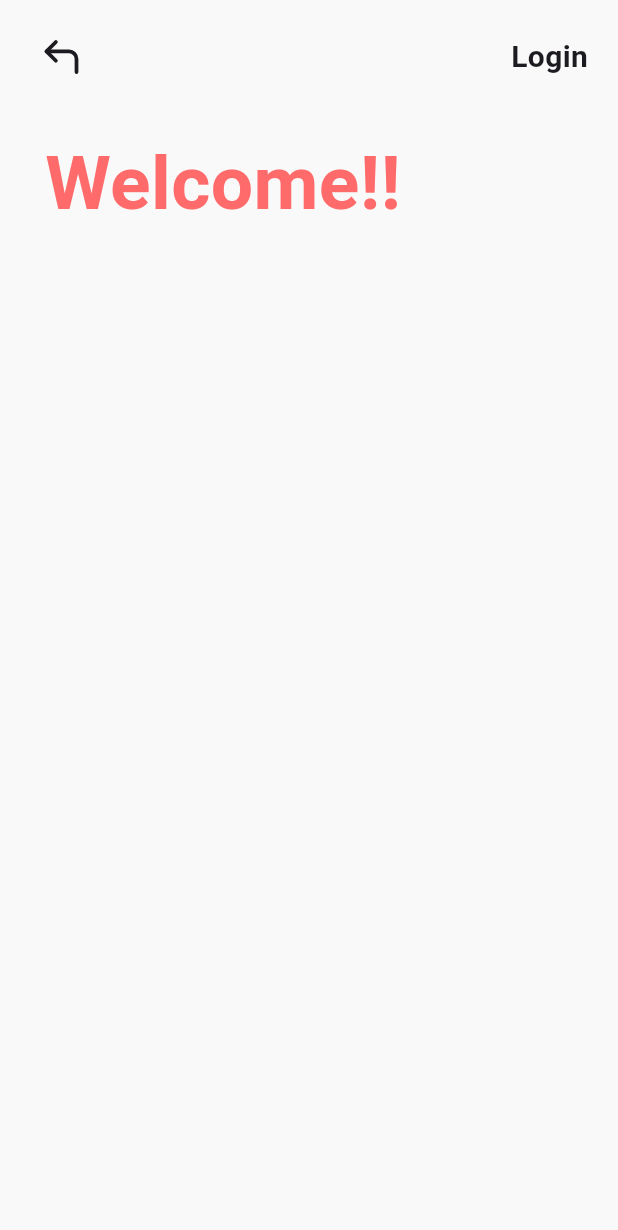
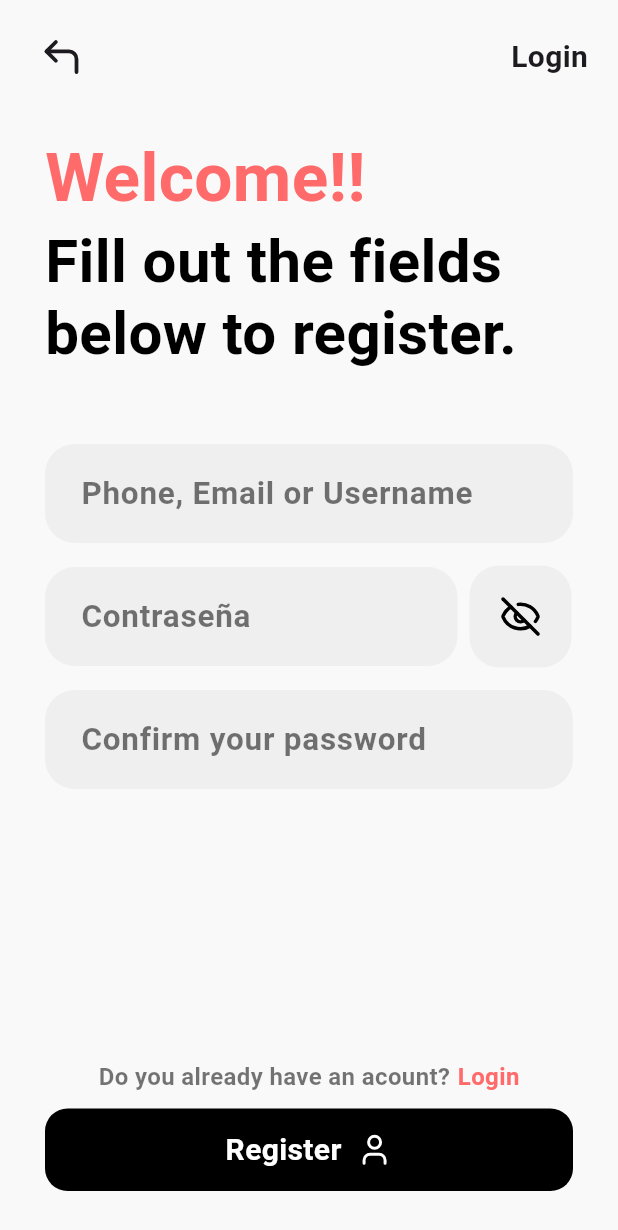
Before and after one commit to Ye1der/BookFlix, a Flutter app: the Register screen opened by its route, on a phone screen of 412 x 824 dp. Shown: the top 1230 px of the screen. Run offline on Flutter 3.47's test engine with Material 3 defaults, Android fonts, the phone set to English and light mode, and no system bars; our stand-ins replace flutter_svg, go_router, lucide_icons.

Commit message:
add register screen

```diff
--- a/lib/main.dart
+++ b/lib/main.dart
@@ -27,6 +27,8 @@ class Root extends StatefulWidget {
 class _Root extends State<Root> with RouterMixin {
   @override
   Widget build(BuildContext context) {
-    return MaterialApp.router(routerConfig: router);
+    return MaterialApp.router(
+      debugShowCheckedModeBanner: false,
+      routerConfig: router);
   }
 }
--- a/lib/not_found.dart
+++ b/lib/not_found.dart
@@ -10,36 +10,46 @@ class NotFound extends StatelessWidget {
   Widget build(BuildContext context) {
     return Scaffold(
         body: Center(
-            child: Column(
-                crossAxisAlignment: CrossAxisAlignment.start,
-                mainAxisAlignment: MainAxisAlignment.center,
+            child: Stack(
+              alignment: Alignment.center,
               children: [
-          Container(
-              decoration: const BoxDecoration(boxShadow: [
+                Opacity(
+                  opacity: 0.2,
+                  child: Container(
+                      decoration: BoxDecoration(
+                        borderRadius: BorderRadius.circular(500),
+                        boxShadow: const [
                         BoxShadow(
                           color: CustomColors.red,
-                  spreadRadius: 0,
+                          spreadRadius: 100,
                           blurRadius: 100,
                         )
                       ]),
                       child: const Text('404',
                           style: TextStyle(
-                      fontSize: 60.0,
+                              fontSize: 100.0,
                               fontWeight: FontWeight.bold,
-                      color: CustomColors.red))),
+                              color: Colors.white54))
+                  ),
+                ),
                 const Text('Page not found',
                     style: TextStyle(
                       color: Colors.black,
                       fontSize: 30.0,
                       fontWeight: FontWeight.bold,
                     )),
-          CustomButton(
+                Transform.translate(
+                  offset: const Offset(0, 80),
+                  child: CustomButton(
                     text: 'Go Home',
                     icon: const Icon(LucideIcons.arrowUpRight, color: Colors.white),
                     onTap: () {
 
                     }
                   )
-        ])));
+                )
+              ]
+            )
+        ));
   }
 }
--- a/lib/router.dart
+++ b/lib/router.dart
@@ -1,3 +1,4 @@
+import 'package:book_flix/ui/screens/login/login_screen.dart';
 import 'package:flutter/material.dart';
 import './main.dart';
 import 'package:go_router/go_router.dart';
@@ -17,7 +18,8 @@ mixin RouterMixin on State<Root> {
             final params = state.pathParameters;
             print(params); // Parametros de la url
             return Register();
-          })
+          }),
+      GoRoute(path: '/login', builder:(_, __) => const Login())
   ]);
 
   GoRouter get router => _router;
--- /dev/null
+++ b/lib/ui/screens/login/login_screen.dart
@@ -0,0 +1,10 @@
+import 'package:flutter/material.dart';
+
+class Login extends StatelessWidget {
+  const Login({super.key});
+
+  @override
+  Widget build(BuildContext context) {
+    return Scaffold(appBar: AppBar(title: const Text('Login')));
+  }
+}
--- /dev/null
+++ b/lib/ui/screens/register/my_form.dart
@@ -0,0 +1,115 @@
+import 'package:book_flix/utils/colors/global_colors.dart';
+import 'package:book_flix/utils/widgets/custom_button.dart';
+import 'package:flutter/material.dart';
+import 'package:lucide_icons/lucide_icons.dart';
+
+class MyForm extends StatefulWidget {
+  MyForm({super.key});
+
+  @override
+  _Form createState() => _Form();
+}
+
+class _Form extends State<MyForm> {
+  final TextEditingController _user = TextEditingController();
+  final TextEditingController _password = TextEditingController();
+  final TextEditingController _confirmPassword = TextEditingController();
+  bool _showPssword = false;
+  double _sizeBox = 0;
+
+  @override
+  void dispose() {
+    _user.dispose();
+    _password.dispose();
+    super.dispose();
+  }
+
+  void _handlePasswordVisibility() {
+    setState(() {
+      _showPssword = !_showPssword;
+      _sizeBox = _showPssword ? 68.0 : 0;
+    });
+  }
+
+  @override
+  Widget build(BuildContext context) {
+    return Column(children: [
+      _CustomInput(controller: _user, placeholder: 'Phone, Email or Username'),
+      const SizedBox(height: 15.0),
+      Row(children: [
+        SizedBox(
+          width: 275.0,
+          child: _CustomInput(
+              controller: _password,
+              placeholder: 'Contraseña',
+              password: !_showPssword),
+        ),
+        const SizedBox(width: 8.0),
+        GestureDetector(
+            onTap: _handlePasswordVisibility,
+            child: Stack(alignment: Alignment.center, children: [
+              Container(
+                  height: 68.0,
+                  width: 68.0,
+                  decoration: BoxDecoration(
+                      color: const Color(0xFFEFEFEF),
+                      borderRadius: BorderRadius.circular(20.0))),
+              AnimatedContainer(
+                  duration: const Duration(milliseconds: 200),
+                  curve: Curves.easeInOut,
+                  height: _sizeBox,
+                  width: _sizeBox,
+                  decoration: BoxDecoration(
+                      color: CustomColors.red,
+                      borderRadius: BorderRadius.circular(20.0))),
+              Icon(
+                _showPssword ? LucideIcons.eye : LucideIcons.eyeOff,
+                size: 28.0,
+                color: _showPssword ? Colors.white : Colors.black
+              )
+            ]))
+      ]),
+      const SizedBox(height: 15.0),
+      _CustomInput(controller: _confirmPassword, placeholder: 'Confirm your password')
+    ]);
+  }
+}
+
+class _CustomInput extends StatelessWidget {
+  final TextEditingController controller;
+  final String placeholder;
+  final bool password;
+
+  const _CustomInput(
+      {required this.controller,
+      required this.placeholder,
+      this.password = false,
+      super.key});
+
+  @override
+  Widget build(BuildContext context) {
+    return TextField(
+      obscureText: password,
+      controller: controller,
+      cursorHeight: 22.0,
+      style: const TextStyle(
+          fontSize: 21.0, fontWeight: FontWeight.w600, color: Colors.black),
+      cursorColor: Colors.black,
+      decoration: InputDecoration(
+          hintText: placeholder,
+          hintStyle: const TextStyle(
+              fontSize: 21.0,
+              fontWeight: FontWeight.w600,
+              color: Colors.black54),
+          filled: true,
+          fillColor: const Color(0xFFEFEFEF),
+          border: OutlineInputBorder(
+              borderRadius: BorderRadius.circular(20.0),
+              borderSide: BorderSide.none),
+          contentPadding: const EdgeInsets.symmetric(
+            horizontal: 20.0,
+            vertical: 17.0,
+          )),
+    );
+  }
+}
--- a/lib/ui/screens/register/register_screen.dart
+++ b/lib/ui/screens/register/register_screen.dart
@@ -1,7 +1,8 @@
+import 'package:book_flix/ui/screens/register/my_form.dart';
 import 'package:flutter/material.dart';
+import 'package:go_router/go_router.dart';
 import 'package:lucide_icons/lucide_icons.dart';
 import 'package:book_flix/utils/widgets/custom_button.dart';
-import 'package:book_flix/utils/native_helper.dart';
 import 'package:book_flix/utils/colors/global_colors.dart';
 
 class Register extends StatelessWidget {
@@ -10,6 +11,7 @@ class Register extends StatelessWidget {
   @override
   Widget build(BuildContext context) {
     return Scaffold(
+        resizeToAvoidBottomInset: false,
         backgroundColor: CustomColors.background,
         appBar: AppBar(
             backgroundColor: CustomColors.background,
@@ -23,20 +25,63 @@ class Register extends StatelessWidget {
                     child: const Icon(LucideIcons.cornerUpLeft, size: 30.0))),
             actions: [
               Transform.translate(
-                offset: const Offset(-20, 10),
-                child: const Text('Login',
-                    style:
-                        TextStyle(fontSize: 20.0, fontWeight: FontWeight.bold)),
-              )
+                  offset: const Offset(-20, 10),
+                  child: GestureDetector(
+                    onTap: () {
+                      GoRouter.of(context).push('/login');
+                    },
+                    child: const Text('Login',
+                        style: TextStyle(
+                            fontSize: 20.0, fontWeight: FontWeight.bold)),
+                  ))
             ]),
-        body: const Padding(
-          padding: EdgeInsets.all(30.0),
-          child: Column(children: [Text('Welcome!!', style: TextStyle(
-            color: CustomColors.red,
-            fontSize: 50.0,
-            fontWeight: FontWeight.bold,
-          ))])
-        )
-    );
+        body: Padding(
+            padding: const EdgeInsets.all(30.0),
+            child: Column(
+                mainAxisAlignment: MainAxisAlignment.spaceBetween,
+                children: [
+                  Column(
+                      crossAxisAlignment: CrossAxisAlignment.start,
+                      children: [
+                        const Text('Welcome!!',
+                            style: TextStyle(
+                              color: CustomColors.red,
+                              fontSize: 45.0,
+                              fontWeight: FontWeight.bold,
+                            )),
+                        const Text('Fill out the fields \nbelow to register.',
+                            style: TextStyle(
+                                color: Colors.black,
+                                fontSize: 40.0,
+                                fontWeight: FontWeight.bold,
+                                height: 1.2)),
+                        const SizedBox(height: 50.0),
+                        MyForm()
+                      ]),
+                  Column(children: [
+                    Row(mainAxisAlignment: MainAxisAlignment.center, children: [
+                      const Text('Do you already have an acount?',
+                          style: TextStyle(
+                              fontSize: 16.0,
+                              fontWeight: FontWeight.bold,
+                              color: Colors.black54)),
+                      const SizedBox(width: 5.0),
+                      GestureDetector(
+                          onTap: () {
+                            GoRouter.of(context).push('/login');
+                          },
+                          child: const Text('Login',
+                              style: TextStyle(
+                                  fontSize: 16.0,
+                                  fontWeight: FontWeight.bold,
+                                  color: CustomColors.red)))
+                    ]),
+                    const SizedBox(height: 10.0),
+                    const CustomButton(
+                        text: 'Register',
+                        fullWith: true,
+                        icon: Icon(LucideIcons.user, color: Colors.white))
+                  ])
+                ])));
   }
 }
--- a/lib/ui/screens/welcome/buttons.dart
+++ b/lib/ui/screens/welcome/buttons.dart
@@ -3,10 +3,6 @@ import 'package:lucide_icons/lucide_icons.dart';
 import 'package:flutter_svg/flutter_svg.dart';
 import 'package:book_flix/utils/widgets/custom_button.dart';
 import 'package:book_flix/utils/widgets/custom_button_icon.dart';
-import '../register/register_screen.dart';
-import 'package:book_flix/utils/cutom_navigate.dart';
-import './welcome_screen.dart';
-import 'package:book_flix/main.dart';
 import 'package:go_router/go_router.dart';
 
 class Buttons extends StatelessWidget {
@@ -19,7 +15,7 @@ class Buttons extends StatelessWidget {
           text: 'Get started',
           icon: const Icon(LucideIcons.arrowUpRight, color: Colors.white),
           onTap: () {
-            GoRouter.of(context).push('/registerrr');
+            GoRouter.of(context).push('/register');
           }),
       const SizedBox(width: 15.0),
       CustomIconButton(
--- a/lib/utils/widgets/custom_button.dart
+++ b/lib/utils/widgets/custom_button.dart
@@ -4,8 +4,9 @@ class CustomButton extends StatefulWidget {
   final String text;
   final VoidCallback? onTap;
   final Widget? icon;
+  final bool fullWith;
 
-  const CustomButton({required this.text, this.onTap, this.icon, super.key});
+  const CustomButton({required this.text, this.onTap, this.icon, this.fullWith = false, super.key});
 
   @override
   _CustomButton createState() => _CustomButton();
@@ -40,16 +41,22 @@ class _CustomButton extends State<CustomButton> {
         onTapUp: _onTapUp,
         onTapCancel: _onTapCancel,
         child: AnimatedScale(
-          duration: const Duration(milliseconds: 100),
-          scale: _scale,
-          child: IntrinsicWidth(
-            child: Container(
+            duration: const Duration(milliseconds: 100),
+            scale: _scale,
+            child: IntrinsicWidth(
+                child: Container(
+                  alignment: Alignment.center,
+                  width: widget.fullWith ? MediaQuery.of(context).size.width : null,
               height: 55.0,
               decoration: BoxDecoration(
-                  color: Colors.black, borderRadius: BorderRadius.circular(15.0)),
+                  color: Colors.black,
+                  borderRadius: BorderRadius.circular(15.0)),
               padding: const EdgeInsets.all(13.0),
-              child: Row(children: [
+              child: Row(
+                mainAxisAlignment: MainAxisAlignment.center,
+                children: [
                 Text(widget.text,
+                    textAlign: TextAlign.center,
                     style: const TextStyle(
                         color: Colors.white,
                         fontSize: 20.0,
@@ -59,8 +66,6 @@ class _CustomButton extends State<CustomButton> {
                     : const SizedBox.shrink(),
                 widget.icon != null ? widget.icon! : const SizedBox.shrink()
               ]),
-            )
-          )
-        ));
+            ))));
   }
 }
```
Also changed, not shown: lib/ui/screens/welcome/covers.dart (+14 -27 lines), 1 other file. Lines whose indentation alone changed are shown as unchanged.
